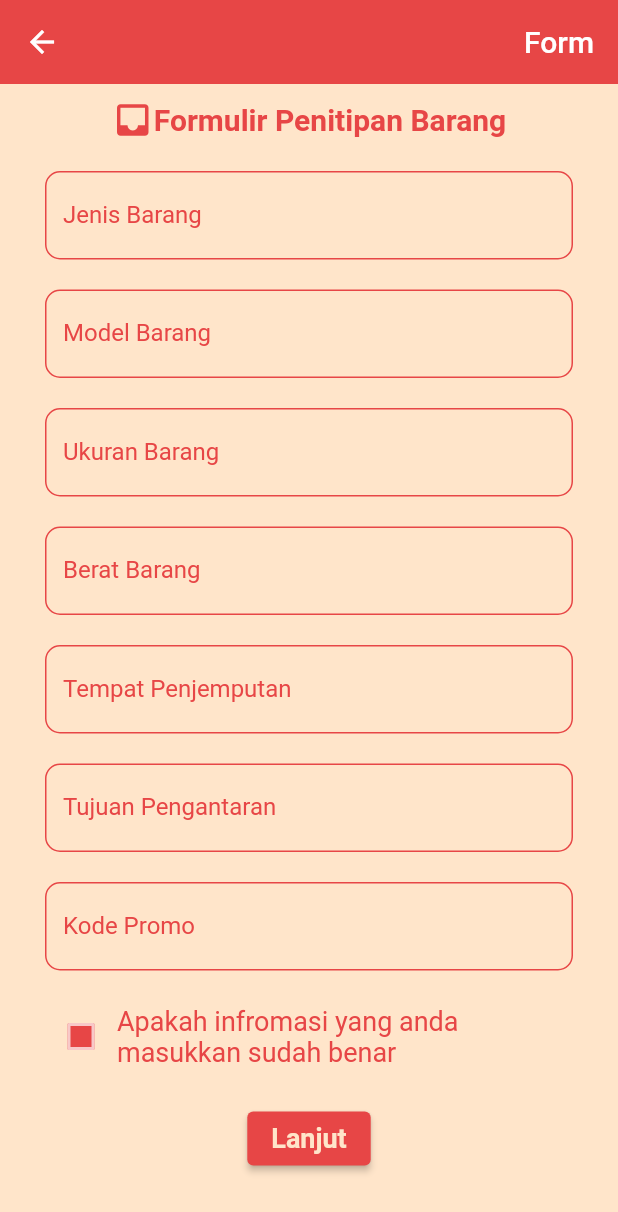
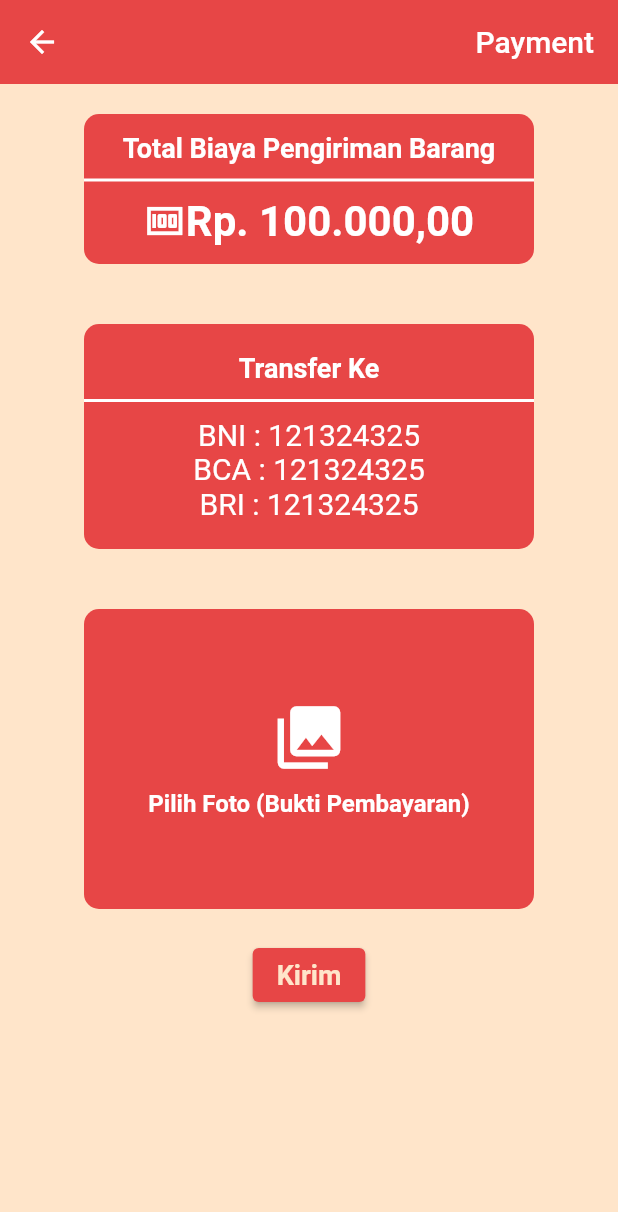
Before and after one commit to Nurazizahs/Tikar, a Flutter app: the FormView screen opened directly, after a tap on "Lanjut", on a phone screen of 412 x 824 dp. Shown: the top 1212 px of the screen. Run offline on Flutter 3.47's test engine with Material 2 defaults, Android fonts, the phone set to English and light mode, and no system bars; our stand-ins replace flutter_riverpod.

Commit message:
membuat payment dan complete consumer

```diff
--- a/lib/features/form_consumer/view/form_consumer.dart
+++ b/lib/features/form_consumer/view/form_consumer.dart
@@ -1,4 +1,5 @@
 import 'package:flutter/material.dart';
+import 'package:tikar/features/payment_consumer/view/payment_consumer.dart';
 
 import '../../../theme/theme.dart';
 
@@ -192,7 +193,9 @@
               SizedBox(height: 20),
               ElevatedButton(
                 onPressed: () {
-                  // Aksi yang akan dijalankan saat tombol ditekan
+                  Navigator.of(context).push(MaterialPageRoute(builder: (context) {
+                    return PaymentView();
+                  }));
                 },
                 style: ElevatedButton.styleFrom(
                   primary: Pallete.barColor,
--- /dev/null
+++ b/lib/features/payment_consumer/view/payment_consumer.dart
@@ -0,0 +1,192 @@
+import 'package:flutter/material.dart';
+import 'package:tikar/features/complete_consumer/view/complete_consumer.dart';
+
+import '../../../theme/theme.dart';
+
+class PaymentView extends StatefulWidget {
+  const PaymentView({super.key});
+
+  @override
+  State<PaymentView> createState() => _PaymentViewState();
+}
+
+class _PaymentViewState extends State<PaymentView> {
+  @override
+  Widget build(BuildContext context) {
+    return Scaffold(
+      appBar: AppBar(
+        backgroundColor: Pallete.barColor,
+        title: Row(
+          mainAxisAlignment: MainAxisAlignment.end,
+          children: [
+            Text(
+              'Payment',
+            )
+          ],
+        ),
+      ),
+      body: SingleChildScrollView(
+        child: Column(
+          children: [
+            Center(
+              child: Padding(
+                padding: EdgeInsets.symmetric(vertical: 20),
+                child: Container(
+                  width: 300,
+                  height: 100,
+                  decoration: BoxDecoration(
+                    color: Pallete.barColor,
+                    borderRadius: BorderRadius.circular(10),
+                  ),
+                  child: Column(
+                    mainAxisAlignment: MainAxisAlignment.center,
+                    children: [
+                      Text(
+                        'Total Biaya Pengiriman Barang',
+                        style: TextStyle(
+                          fontSize: 18,
+                          fontWeight: FontWeight.bold,
+                        ),
+                      ),
+                      SizedBox(height: 10),
+                      Container(
+                        height: 2,
+                        color: Colors.white,
+                      ),
+                      SizedBox(height: 10),
+                      Row(
+                        mainAxisAlignment: MainAxisAlignment.center,
+                        children: [
+                          Icon(
+                            Icons.money,
+                            color: Pallete.whiteColor,
+                            size: 28,
+                          ),
+                          Text(
+                            'Rp. 100.000,00',
+                            style: TextStyle(
+                              fontSize: 28,
+                              fontWeight: FontWeight.bold,
+                            ),
+                          ),
+                        ],
+                      ),
+                    ],
+                  ),
+                ),
+              ),
+            ),
+            Center(
+              child: Padding(
+                padding: EdgeInsets.symmetric(vertical: 20),
+                child: Container(
+                  width: 300,
+                  height: 150,
+                  decoration: BoxDecoration(
+                    color: Pallete.barColor,
+                    borderRadius: BorderRadius.circular(10),
+                  ),
+                  child: Column(
+                    mainAxisAlignment: MainAxisAlignment.center,
+                    children: [
+                      Text(
+                        'Transfer Ke',
+                        style: TextStyle(
+                          fontSize: 18,
+                          fontWeight: FontWeight.bold,
+                        ),
+                      ),
+                      SizedBox(height: 10),
+                      Container(
+                        height: 2,
+                        color: Colors.white,
+                      ),
+                      SizedBox(height: 10),
+                      Column(
+                        mainAxisAlignment: MainAxisAlignment.center,
+                        children: [
+                          Text(
+                            'BNI : 121324325',
+                            style: TextStyle(
+                              fontSize: 20,
+                              fontWeight: FontWeight.normal,
+                            ),
+                          ),
+                          Text(
+                            'BCA : 121324325',
+                            style: TextStyle(
+                              fontSize: 20,
+                              fontWeight: FontWeight.normal,
+                            ),
+                          ),
+                          Text(
+                            'BRI : 121324325',
+                            style: TextStyle(
+                              fontSize: 20,
+                              fontWeight: FontWeight.normal,
+                            ),
+                          ),
+                        ],
+                      ),
+                    ],
+                  ),
+                ),
+              ),
+            ),
+            Center(
+              child: Padding(
+                padding: EdgeInsets.symmetric(vertical: 20),
+                child: Container(
+                  width: 300,
+                  height: 200,
+                  decoration: BoxDecoration(
+                    color: Pallete.barColor,
+                    borderRadius: BorderRadius.circular(10),
+                  ),
+                  child: Column(
+                    mainAxisAlignment: MainAxisAlignment.center,
+                    children: [
+                      Icon(
+                        Icons.photo_library,
+                        size: 50,
+                        color: Pallete.whiteColor,
+                      ),
+                      SizedBox(height: 10),
+                      Text(
+                        'Pilih Foto (Bukti Pembayaran)',
+                        style: TextStyle(
+                          fontSize: 16,
+                          fontWeight: FontWeight.bold,
+                        ),
+                      ),
+                    ],
+                  ),
+                ),
+              ),
+            ),
+            ElevatedButton(
+              onPressed: () {
+                Navigator.of(context).push(MaterialPageRoute(builder: (context) {
+                  return CompleteView();
+                }));
+              },
+              style: ElevatedButton.styleFrom(
+                primary: Pallete.barColor,
+                onPrimary: Pallete.searchBarColor,
+              ),
+              child: Text(
+                'Kirim',
+                style: TextStyle(
+                  color: Pallete.backgroundColor,
+                  fontWeight: FontWeight.bold,
+                  fontSize: 18,
+                ),
+              ),
+            ),
+            SizedBox(height: 10),
+          ],
+        ),
+      ),
+    );
+  }
+}
```
Also changed, not shown: lib/features/complete_consumer/view/complete_consumer.dart (added, +101 -0 lines), 3 other files.
